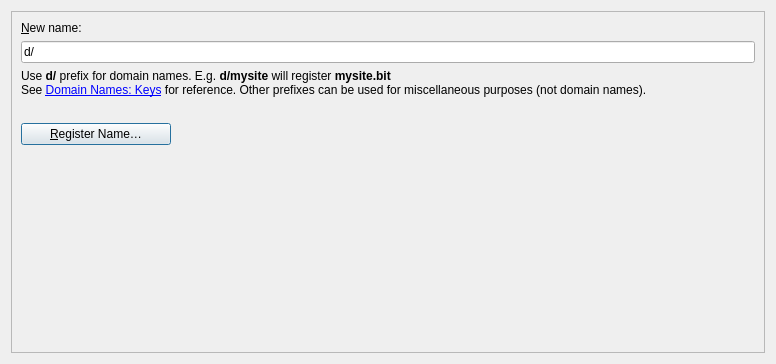
This is src/qt/forms/buynamespage.ui in namecoin/namecore as Qt 5 draws it before an edit. The edited form follows.
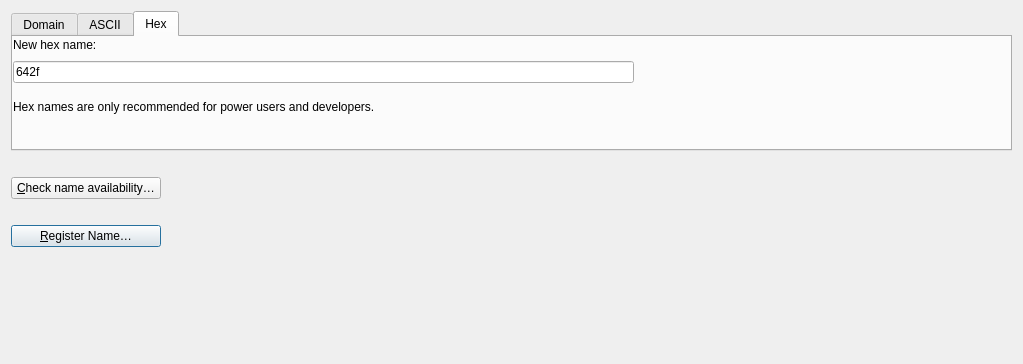
This is the edited form. The open tabs and pages were chosen to show the change. Icons and pictures are not drawn. Custom widgets are drawn as their Qt base class.

```diff
--- a/src/qt/forms/buynamespage.ui
+++ b/src/qt/forms/buynamespage.ui
@@ -6,10 +6,11 @@
    <rect>
     <x>0</x>
     <y>0</y>
-    <width>776</width>
+    <width>1023</width>
     <height>364</height>
    </rect>
   </property>
+      <!--
   <layout class="QHBoxLayout" name="horizontalLayout">
    <item>
     <widget class="QFrame" name="frame2">
@@ -25,9 +26,38 @@
      <property name="frameShadow">
       <enum>QFrame::Sunken</enum>
      </property>
+     -->
      <layout class="QVBoxLayout" name="verticalLayout">
       <item>
-       <widget class="QLabel" name="label_4">
+    <widget class="QTabWidget" name="tabWidget">
+     <property name="minimumSize">
+      <size>
+       <width>0</width>
+       <height>140</height>
+      </size>
+     </property>
+     <property name="maximumSize">
+      <size>
+       <width>16777213</width>
+       <height>150</height>
+      </size>
+     </property>
+     <property name="currentIndex">
+      <number>0</number>
+     </property>
+     <widget class="QWidget" name="domain_name">
+      <attribute name="title">
+       <string>Domain</string>
+      </attribute>
+      <widget class="QLabel" name="domainLabel">
+       <property name="geometry">
+        <rect>
+         <x>0</x>
+         <y>0</y>
+         <width>211</width>
+         <height>16</height>
+        </rect>
+       </property>
         <property name="sizePolicy">
          <sizepolicy hsizetype="Preferred" vsizetype="Maximum">
           <horstretch>0</horstretch>
@@ -35,28 +65,98 @@
          </sizepolicy>
         </property>
         <property name="text">
-         <string>&amp;New name:</string>
+        <string>New domain name:</string>
         </property>
         <property name="alignment">
          <set>Qt::AlignLeading|Qt::AlignLeft|Qt::AlignVCenter</set>
         </property>
-        <property name="buddy">
-         <cstring>registerName</cstring>
-        </property>
-       </widget>
-      </item>
-      <item>
-       <widget class="QValidatedLineEdit" name="registerName">
-        <property name="toolTip">
-         <string>Enter a name to register it.</string>
-        </property>
+      </widget>
+      <widget class="QLabel" name="label_5">
+       <property name="geometry">
+        <rect>
+         <x>0</x>
+         <y>50</y>
+         <width>1005</width>
+         <height>41</height>
+        </rect>
+       </property>
+       <property name="sizePolicy">
+        <sizepolicy hsizetype="Preferred" vsizetype="Preferred">
+         <horstretch>0</horstretch>
+         <verstretch>0</verstretch>
+        </sizepolicy>
+       </property>
+       <property name="text">
+        <string>&lt;html&gt;&lt;head/&gt;&lt;body&gt;&lt;p&gt;E.g. &lt;span style=&quot; font-weight:600;&quot;&gt;mysite.bit&lt;/span&gt;&lt;/p&gt;&lt;/body&gt;&lt;/html&gt;</string>
+       </property>
+       <property name="textFormat">
+        <enum>Qt::RichText</enum>
+       </property>
+       <property name="wordWrap">
+        <bool>true</bool>
+       </property>
+       <property name="openExternalLinks">
+        <bool>true</bool>
+       </property>
+      </widget>
+      <widget class="QWidget" name="layoutWidget_3">
+       <property name="geometry">
+        <rect>
+         <x>0</x>
+         <y>20</y>
+         <width>621</width>
+         <height>31</height>
+        </rect>
+       </property>
+       <layout class="QVBoxLayout" name="verticalLayout_3">
+        <item>
+         <widget class="QValidatedLineEdit" name="registerNameDomain">
         <property name="text">
-         <string>d/</string>
-        </property>
-       </widget>
-      </item>
-      <item>
+           <string/>
+          </property>
+          <property name="placeholderText">
+           <string/>
+          </property>
+         </widget>
+        </item>
+       </layout>
+      </widget>
+     </widget>
+     <widget class="QWidget" name="ASCII_name">
+      <attribute name="title">
+       <string>ASCII</string>
+      </attribute>
+      <widget class="QLabel" name="asciiLabel">
+       <property name="geometry">
+        <rect>
+         <x>0</x>
+         <y>0</y>
+         <width>211</width>
+         <height>16</height>
+        </rect>
+       </property>
+       <property name="sizePolicy">
+        <sizepolicy hsizetype="Preferred" vsizetype="Maximum">
+         <horstretch>0</horstretch>
+         <verstretch>0</verstretch>
+        </sizepolicy>
+       </property>
+       <property name="text">
+        <string>New ASCII name:</string>
+       </property>
+       <property name="alignment">
+        <set>Qt::AlignLeading|Qt::AlignLeft|Qt::AlignVCenter</set>
+       </property>
+      </widget>
        <widget class="QLabel" name="label">
+       <property name="geometry">
+        <rect>
+         <x>0</x>
+         <y>50</y>
+         <width>621</width>
+         <height>61</height>
+        </rect>
+       </property>
         <property name="sizePolicy">
          <sizepolicy hsizetype="Preferred" vsizetype="Preferred">
           <horstretch>0</horstretch>
@@ -64,7 +164,7 @@
          </sizepolicy>
         </property>
         <property name="text">
-         <string>Use &lt;strong&gt;d/&lt;/strong&gt; prefix for domain names. E.g. &lt;strong&gt;d/mysite&lt;/strong&gt; will register &lt;strong&gt;mysite.bit&lt;/strong&gt;&lt;br&gt;See &lt;a href=&quot;https://github.com/namecoin/proposals/blob/master/ifa-0001.md#keys&quot;&gt;Domain Names: Keys&lt;/a&gt; for reference. Other prefixes can be used for miscellaneous purposes (not domain names).&lt;/p&gt;</string>
+        <string>Use &lt;strong&gt;d/&lt;/strong&gt; prefix for domain names. E.g. &lt;strong&gt;d/mysite&lt;/strong&gt; will register &lt;strong&gt;mysite.bit&lt;/strong&gt;&lt;br&gt;See the &lt;a href=&quot;https://github.com/namecoin/proposals/blob/master/ifa-0001.md#keys&quot;&gt;Namecoin Domain Names specification&lt;/a&gt; for reference. Other prefixes can be used for miscellaneous purposes (not domain names).&lt;/p&gt;</string>
         </property>
         <property name="textFormat">
          <enum>Qt::RichText</enum>
@@ -74,6 +174,145 @@
         </property>
         <property name="openExternalLinks">
          <bool>true</bool>
+       </property>
+      </widget>
+      <widget class="QWidget" name="layoutWidget">
+       <property name="geometry">
+        <rect>
+         <x>0</x>
+         <y>20</y>
+         <width>621</width>
+         <height>31</height>
+        </rect>
+       </property>
+       <layout class="QVBoxLayout" name="verticalLayout_1">
+        <item>
+         <widget class="QValidatedLineEdit" name="registerNameAscii">
+          <property name="text">
+           <string>d/</string>
+          </property>
+          <property name="placeholderText">
+           <string/>
+          </property>
+         </widget>
+        </item>
+       </layout>
+      </widget>
+     </widget>
+     <widget class="QWidget" name="hexadecimal_name">
+      <attribute name="title">
+       <string>Hex</string>
+      </attribute>
+      <widget class="QLabel" name="hexLabel">
+       <property name="geometry">
+        <rect>
+         <x>0</x>
+         <y>0</y>
+         <width>211</width>
+         <height>16</height>
+        </rect>
+       </property>
+       <property name="sizePolicy">
+        <sizepolicy hsizetype="Preferred" vsizetype="Maximum">
+         <horstretch>0</horstretch>
+         <verstretch>0</verstretch>
+        </sizepolicy>
+       </property>
+       <property name="text">
+        <string>New hex name:</string>
+       </property>
+       <property name="alignment">
+        <set>Qt::AlignLeading|Qt::AlignLeft|Qt::AlignVCenter</set>
+       </property>
+      </widget>
+      <widget class="QLabel" name="label_6">
+       <property name="geometry">
+        <rect>
+         <x>0</x>
+         <y>50</y>
+         <width>1005</width>
+         <height>41</height>
+        </rect>
+       </property>
+       <property name="sizePolicy">
+        <sizepolicy hsizetype="Preferred" vsizetype="Preferred">
+         <horstretch>0</horstretch>
+         <verstretch>0</verstretch>
+        </sizepolicy>
+       </property>
+       <property name="text">
+        <string>&lt;html&gt;&lt;head/&gt;&lt;body&gt;&lt;p&gt;Hex names are only recommended for power users and developers.&lt;/p&gt;&lt;/body&gt;&lt;/html&gt;</string>
+       </property>
+       <property name="textFormat">
+        <enum>Qt::RichText</enum>
+       </property>
+       <property name="wordWrap">
+        <bool>true</bool>
+       </property>
+       <property name="openExternalLinks">
+        <bool>true</bool>
+       </property>
+      </widget>
+      <widget class="QWidget" name="layoutWidget_2">
+       <property name="geometry">
+        <rect>
+         <x>0</x>
+         <y>20</y>
+         <width>621</width>
+         <height>31</height>
+        </rect>
+       </property>
+       <layout class="QVBoxLayout" name="verticalLayout_2">
+        <item>
+         <widget class="QValidatedLineEdit" name="registerNameHex">
+          <property name="text">
+           <string>642f</string>
+          </property>
+          <property name="placeholderText">
+           <string/>
+          </property>
+         </widget>
+        </item>
+       </layout>
+      </widget>
+     </widget>
+    </widget>
+   </item>
+   <item>
+    <widget class="QLabel" name="previewLabel">
+     <property name="sizePolicy">
+      <sizepolicy hsizetype="Preferred" vsizetype="Preferred">
+       <horstretch>0</horstretch>
+       <verstretch>0</verstretch>
+      </sizepolicy>
+     </property>
+     <property name="text">
+      <string/>
+     </property>
+     <property name="textFormat">
+      <enum>Qt::PlainText</enum>
+     </property>
+     <property name="wordWrap">
+      <bool>true</bool>
+     </property>
+    </widget>
+   </item>
+   <item>
+    <widget class="QPushButton" name="checkNameButton">
+     <property name="sizePolicy">
+      <sizepolicy hsizetype="Fixed" vsizetype="Fixed">
+       <horstretch>0</horstretch>
+       <verstretch>0</verstretch>
+      </sizepolicy>
+     </property>
+     <property name="minimumSize">
+      <size>
+       <width>150</width>
+       <height>0</height>
+      </size>
+     </property>
+     <property name="text">
+      <string>&amp;Check name availability…</string>
         </property>
        </widget>
       </item>
@@ -139,9 +378,11 @@
        </spacer>
       </item>
      </layout>
+       <!--
     </widget>
    </item>
   </layout>
+  -->
  </widget>
  <customwidgets>
   <customwidget>
```
Left out of the diff: 9 changed lines with no effect on the pictures. Lines whose indentation alone changed are shown as unchanged.
